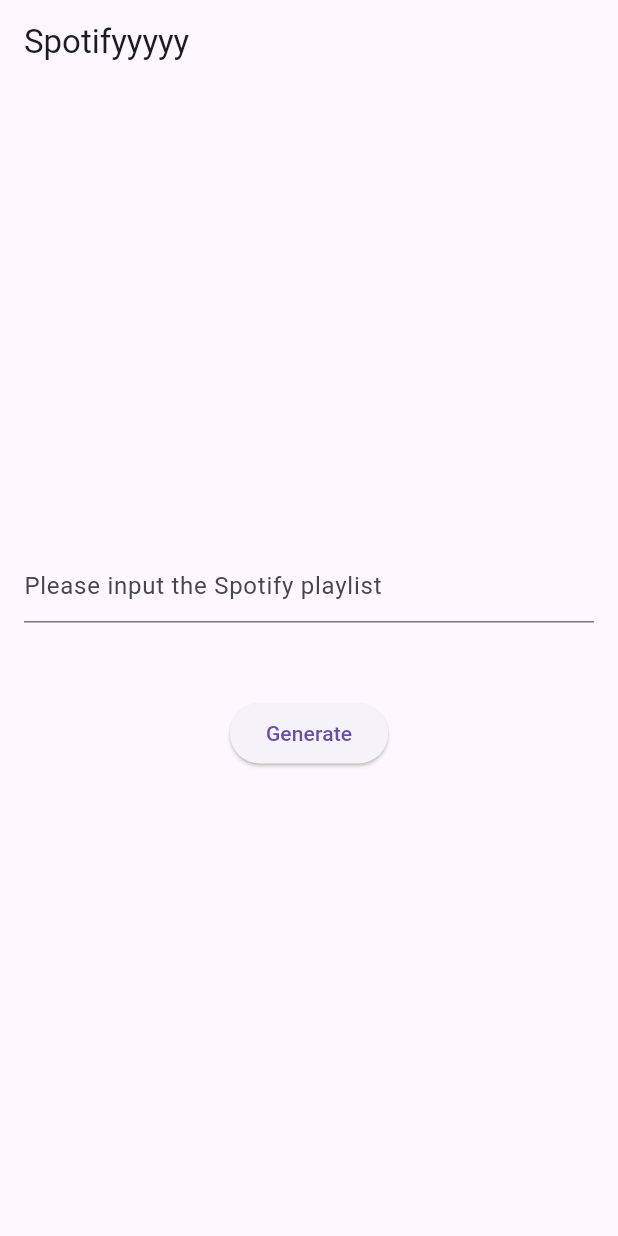
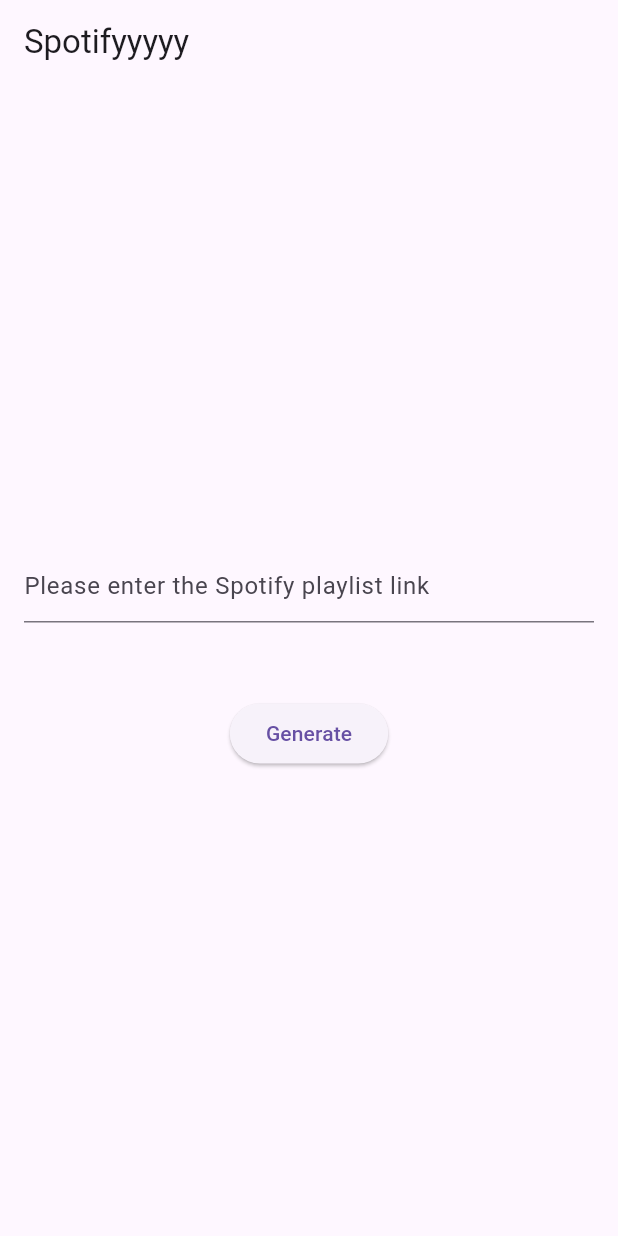
Before and after one commit to OverRancid/spotify-scrapper, a Flutter app: the screen it shows after launch, after a tap on "Generate", on a phone screen of 412 x 824 dp. Run offline on Flutter 3.47's test engine with Material 3 defaults, Android fonts, the phone set to English and light mode, and no system bars.

Commit message:
Added temporary functionality to the Generate button,

```diff
--- /dev/null
+++ b/lib/fetch_songs.dart
@@ -0,0 +1,83 @@
+import 'dart:convert';
+import 'package:http/http.dart' as http;
+
+class FetchSongs {
+  final String clientId;
+  final String clientSecret;
+
+  FetchSongs({required this.clientId, required this.clientSecret});
+
+  Future<String> getAccessToken() async {
+    try {
+      final String auth = base64Encode(utf8.encode('$clientId:$clientSecret'));
+      final response = await http.post(
+        Uri.parse('https://accounts.spotify.com/api/token'),
+        headers: {
+          'Authorization': 'Basic $auth',
+          'Content-Type': 'application/x-www-form-urlencoded',
+        },
+        body: {
+          'grant_type': 'client_credentials',
+        },
+      );
+
+      if (response.statusCode == 200) {
+        final Map<String, dynamic> data = jsonDecode(response.body);
+        print('Access token obtained successfully');
+        return data['access_token'];
+      } else {
+        print('Failed to obtain access token: ${response.statusCode} ${response.reasonPhrase}');
+        throw Exception('Failed to obtain access token');
+      }
+    } catch (e) {
+      print('Error obtaining access token: $e');
+      throw e;
+    }
+  }
+
+  Future<void> fetchAndPrintTracks(String playlistUrl) async {
+    try {
+      final String playlistId = _extractPlaylistId(playlistUrl);
+      final String accessToken = await getAccessToken();
+
+      final response = await http.get(
+        Uri.parse('https://api.spotify.com/v1/playlists/$playlistId/tracks'),
+        headers: {
+          'Authorization': 'Bearer $accessToken',
+        },
+      );
+
+      if (response.statusCode == 200) {
+        final Map<String, dynamic> data = jsonDecode(response.body);
+        final List<dynamic> tracks = data['items'];
+
+        for (var trackItem in tracks) {
+          final String trackName = trackItem['track']['name'];
+          print('Track: $trackName');
+        }
+      } else {
+        print('Failed to fetch playlist tracks: ${response.statusCode} ${response.reasonPhrase}');
+        throw Exception('Failed to fetch playlist tracks');
+      }
+    } catch (e) {
+      print('Error fetching and printing tracks: $e');
+      throw e;
+    }
+  }
+
+  String _extractPlaylistId(String url) {
+    try {
+      final uri = Uri.parse(url);
+      final segments = uri.pathSegments;
+      final index = segments.indexOf('playlist');
+      if (index != -1 && index + 1 < segments.length) {
+        return segments[index + 1];
+      } else {
+        throw Exception('Invalid playlist URL');
+      }
+    } catch (e) {
+      print('Error extracting playlist ID: $e');
+      throw e;
+    }
+  }
+}
--- a/lib/main_screen.dart
+++ b/lib/main_screen.dart
@@ -1,12 +1,17 @@
 import 'package:flutter/material.dart';
-
+import 'package:spotify/fetch_songs.dart';
 class MainScreen extends StatefulWidget {
+  const MainScreen({super.key});
   @override
   _MainScreen createState() => _MainScreen();
 }
 
 class _MainScreen extends State<MainScreen> {
   final TextEditingController _textEditingController = TextEditingController();
+  final FetchSongs _fetchSongs = FetchSongs(
+    clientId: '',
+    clientSecret: '',
+  );
 
   @override
   void dispose() {
@@ -14,6 +19,14 @@ class _MainScreen extends State<MainScreen> {
     super.dispose();
   }
 
+  void _fetchTracks() async {
+    final playlistUrl = _textEditingController.text;
+    try {
+      await _fetchSongs.fetchAndPrintTracks(playlistUrl);
+    } catch (e) {
+      print(e);
+    }
+  }
   @override
   Widget build(BuildContext context) {
     return Scaffold(
@@ -27,14 +40,12 @@ class _MainScreen extends State<MainScreen> {
               TextField(
                 controller: _textEditingController,
                 decoration: const InputDecoration(
-                  hintText: 'Please input the Spotify playlist',
+                  hintText: 'Please enter the Spotify playlist link',
                 ),
               ),
-              const SizedBox(height: 50), // Adding some space between the TextField and the Button
+              const SizedBox(height: 50),
               ElevatedButton(
-                onPressed: () {
-                  // Handle the button press
-                },
+                onPressed: _fetchTracks,
                 child: const Text("Generate"),
               ),
             ],
@@ -44,9 +55,3 @@ class _MainScreen extends State<MainScreen> {
     );
   }
 }
-
-void main() {
-  runApp(MaterialApp(
-    home: MainScreen(),
-  ));
-}
--- a/pubspec.yaml
+++ b/pubspec.yaml
@@ -30,6 +30,7 @@ environment:
 dependencies:
   flutter:
     sdk: flutter
+  http: ^0.13.3
 
 
   # The following adds the Cupertino Icons font to your application.
```
Also changed, not shown: pubspec.lock, 1 other file.
